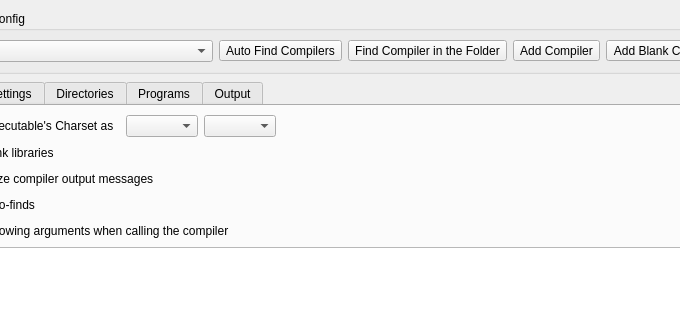
royqh1979/RedPanda-CPP, file RedPandaIDE/settingsdialog/compilersetoptionwidget.ui: the form before one commit; both pictures show x 102 to 782 and y 0 to 320 of the 1005 by 607 pixel window.
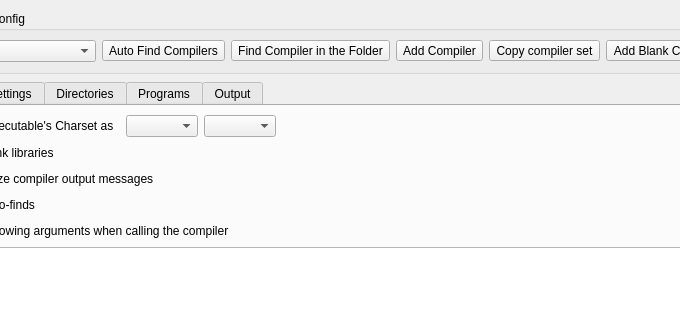
The form after the commit. Custom widgets are drawn as their Qt base class.

Commit message: - enhancement: Add copy compiler set tools button in the options dialog / compiler set panel.

```diff
--- a/RedPandaIDE/settingsdialog/compilersetoptionwidget.ui
+++ b/RedPandaIDE/settingsdialog/compilersetoptionwidget.ui
@@ -56,6 +56,16 @@
         </property>
        </widget>
       </item>
+      <item>
+       <widget class="QToolButton" name="btnCopyCompilerSet">
+        <property name="toolTip">
+         <string>Copy current compiler set</string>
+        </property>
+        <property name="text">
+         <string>Copy compiler set</string>
+        </property>
+       </widget>
+      </item>
       <item>
        <widget class="QToolButton" name="btnAddBlankCompilerSet">
         <property name="toolTip">
```
Left out of the diff: 3 changed lines with no effect on the pictures. The commit also changes 4 other files.
